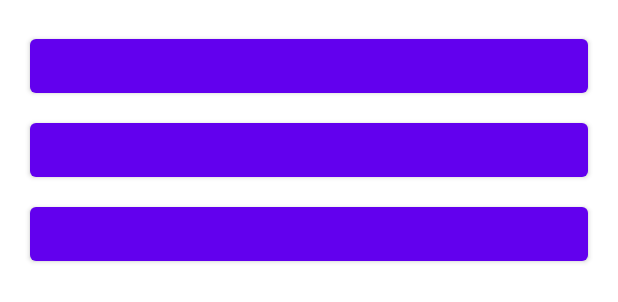
After one commit to aac-dot/Words, an Android app: the layout activity_detail.xml on its own in the app's theme, with its tools: preview values and no code run, on a phone screen of 412 x 824 dp. The commit adds this screen. Shown: the top 302 px of the screen. Run offline under Robolectric (Android 15) with nearby library versions, the phone set to English and light mode, and no system bars.

Commit message:
- Criação dos arquivos: activity_detail.xml, DetailActivity.kt e item_view.xml. - Adição da recyclerView em nos arquivos activity_main.xml, activity_detail.xml. - Adição do recurso de vinculação no build.gradle. - Vinculação das views em MainActivity.kt e DetailActivity.kt. - Definição do layout e do adapter das recyclerView de MainActivity.kt e DetailActivity.kt

```diff
--- a/app/build.gradle
+++ b/app/build.gradle
@@ -29,6 +29,10 @@ android {
     kotlinOptions {
         jvmTarget = '1.8'
     }
+
+    buildFeatures {
+        viewBinding true
+    }
 }
 
 dependencies {
--- /dev/null
+++ b/app/src/main/res/layout/activity_detail.xml
@@ -0,0 +1,13 @@
+<?xml version="1.0" encoding="utf-8"?>
+<FrameLayout xmlns:android="http://schemas.android.com/apk/res/android"
+    android:layout_width="match_parent"
+    android:layout_height="match_parent"
+    xmlns:tools="http://schemas.android.com/tools">
+
+    <androidx.recyclerview.widget.RecyclerView
+        android:id="@+id/recycler_view"
+        android:layout_width="match_parent"
+        android:layout_height="match_parent"
+        android:padding="16dp"
+        tools:listitem="@layout/item_view"/>
+</FrameLayout>
--- /dev/null
+++ b/app/src/main/res/layout/item_view.xml
@@ -0,0 +1,7 @@
+<?xml version="1.0" encoding="utf-8"?>
+<Button xmlns:android="http://schemas.android.com/apk/res/android"
+    android:layout_width="match_parent"
+    android:layout_height="wrap_content"
+    android:layout_margin="4dp"
+    android:padding="8dp"
+    />
--- a/app/src/main/res/values/strings.xml
+++ b/app/src/main/res/values/strings.xml
@@ -1,3 +1,4 @@
 <resources>
     <string name="app_name">Words</string>
+    <string name="detail_prefix">Words that start with</string>
 </resources>
```
Also changed, not shown: app/src/main/java/com/android/developer/words/DetailActivity.kt (added, +29 -0 lines), app/src/main/java/com/android/developer/words/MainActivity.kt (+17 -2 lines), app/src/main/res/layout/activity_main.xml (+6 -9 lines).
